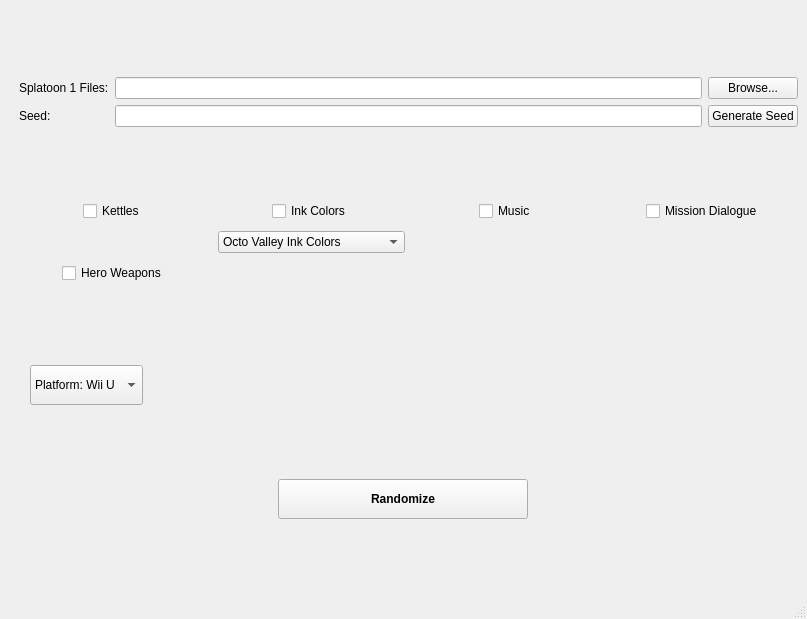
The window that mainUI.ui (techmuse8/Octo-Valley-Randomizer) describes before a commit, drawn with Qt 5.
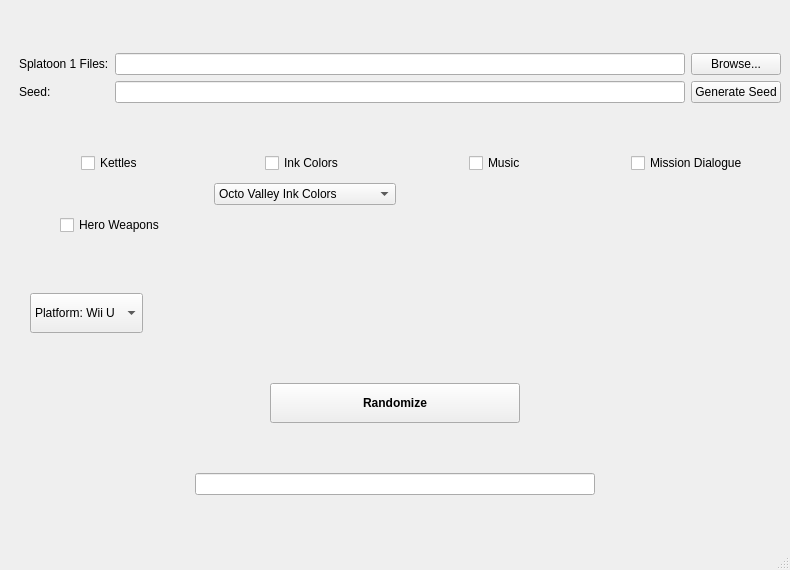
The same window after the commit.

Commit message:
added step 1 img for cemu, added progress textbox, and a minor bugfic
the bugfix is that the randomize button state is updated whenever you update the splatoon 1 game path

```diff
--- a/mainUI.ui
+++ b/mainUI.ui
@@ -9,8 +9,8 @@
    <rect>
     <x>0</x>
     <y>0</y>
-    <width>807</width>
-    <height>619</height>
+    <width>790</width>
+    <height>570</height>
    </rect>
   </property>
   <property name="windowTitle">
@@ -224,6 +224,28 @@
       </property>
      </widget>
     </item>
+    <item alignment="Qt::AlignHCenter">
+     <widget class="QLineEdit" name="progressTextbox">
+      <property name="minimumSize">
+       <size>
+        <width>400</width>
+        <height>0</height>
+       </size>
+      </property>
+      <property name="maximumSize">
+       <size>
+        <width>400</width>
+        <height>16777215</height>
+       </size>
+      </property>
+      <property name="alignment">
+       <set>Qt::AlignCenter</set>
+      </property>
+      <property name="readOnly">
+       <bool>true</bool>
+      </property>
+     </widget>
+    </item>
    </layout>
   </widget>
   <widget class="QMenuBar" name="menubar">
```
Left out of the diff: 2 changed lines with no effect on the pictures. The commit also changes 3 other files.
